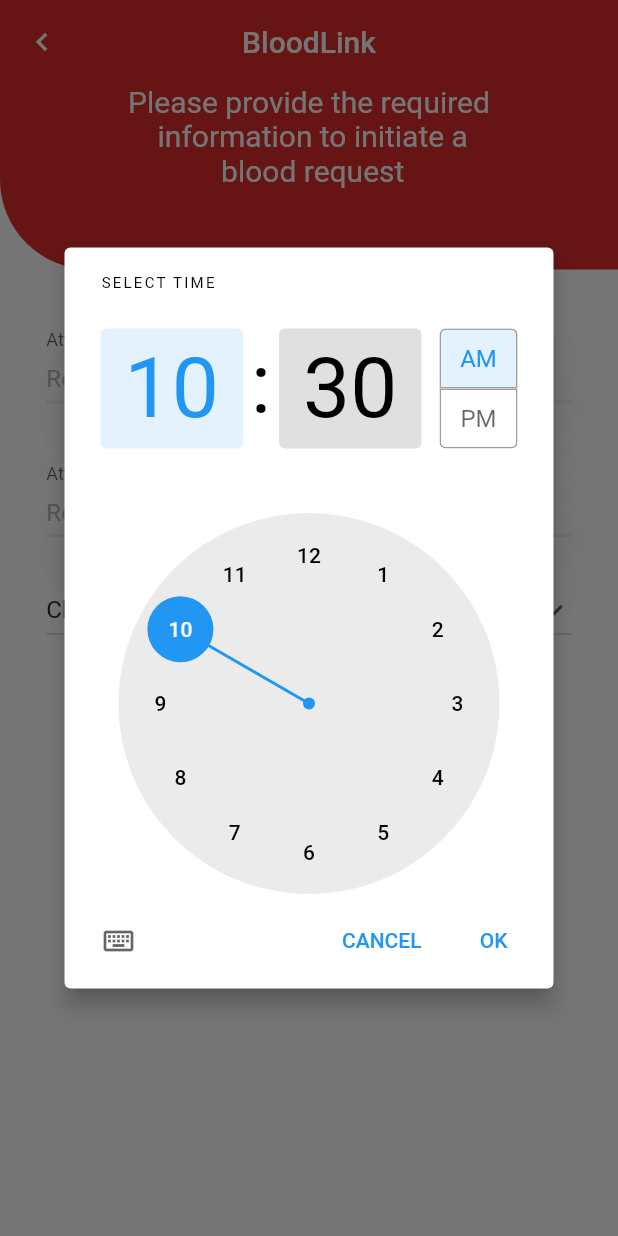
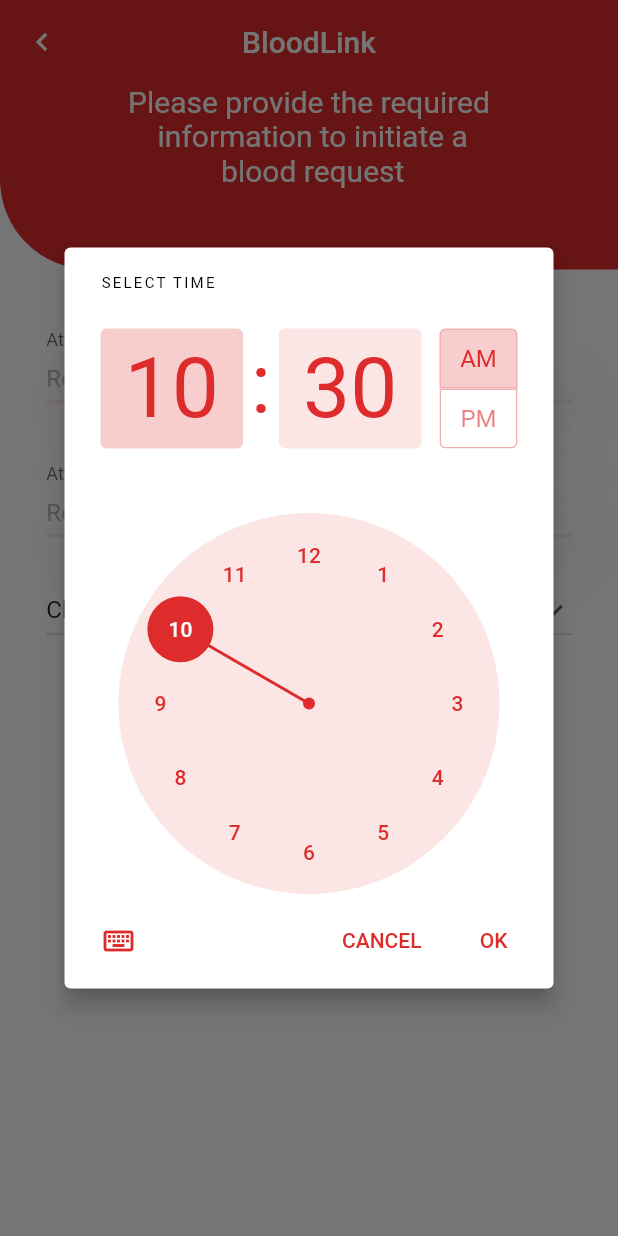
Before and after one commit to FarrukhCyber/BloodLink, a Flutter app: the screen it shows after launch, after a tap on "Please select time by which blood is req", on a phone screen of 412 x 824 dp. Run offline on Flutter 3.47's test engine with Material 2 defaults, Android fonts, the phone set to English and light mode, and no system bars.

Commit message:
The colors have been adjusted according to UI

```diff
--- a/lib/createBloodRequest/createBloodRequest.dart
+++ b/lib/createBloodRequest/createBloodRequest.dart
@@ -286,8 +286,10 @@
             height: 0,
           ),
           RaisedButton(
+            color: Color.fromARGB(255, 222, 44, 44),
             onPressed: () => _selectDate(context),
-            child: Text('Please select date on which blood is required'),
+            child: Text('Please select date on which blood is required',
+                style: TextStyle(color: Color(0xffffffff))),
           ),
         ],
       ),
@@ -315,10 +317,14 @@
           mainAxisAlignment: MainAxisAlignment.center,
           children: <Widget>[
             ElevatedButton(
+              style: ButtonStyle(
+                  backgroundColor: MaterialStateProperty.all(
+                      Color.fromARGB(255, 222, 44, 44))),
               onPressed: () {
                 _selectTime(context);
               },
-              child: Text("Please select time by which blood is requried"),
+              child: Text("Please select time by which blood is requried",
+                  style: TextStyle(color: Color(0xffffffff))),
             ),
             Text("${_selectedTime.hour}:${_selectedTime.minute}"),
           ],
@@ -332,6 +338,18 @@
       context: context,
       initialTime: _selectedTime,
       initialEntryMode: TimePickerEntryMode.dial,
+      builder: (context, child) => Theme(
+        data: ThemeData().copyWith(
+          colorScheme: ColorScheme.dark(
+            primary: Color.fromARGB(255, 222, 44, 44),
+            onPrimary: Colors.white,
+            surface: Colors.white,
+            onSurface: Color.fromARGB(255, 222, 44, 44),
+          ),
+          // dialogBackgroundColor: Color.fromARGB(255, 17, 70, 168),
+        ),
+        child: child!,
+      ),
     );
     if (obtainedTime != null && obtainedTime != _selectedTime) {
       setState(() {
```
